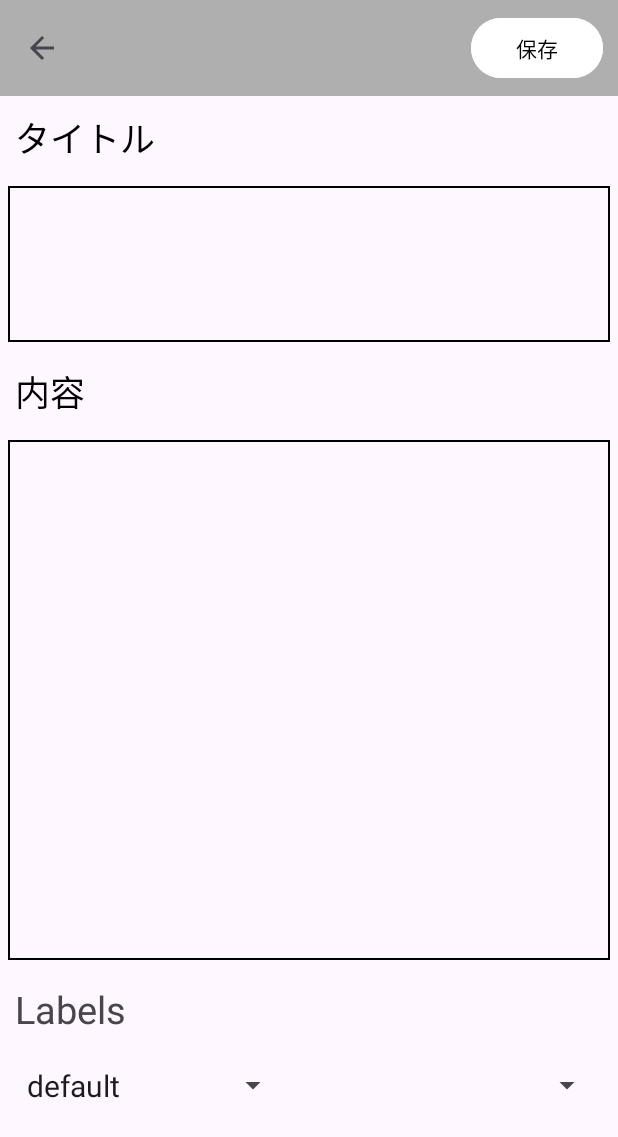
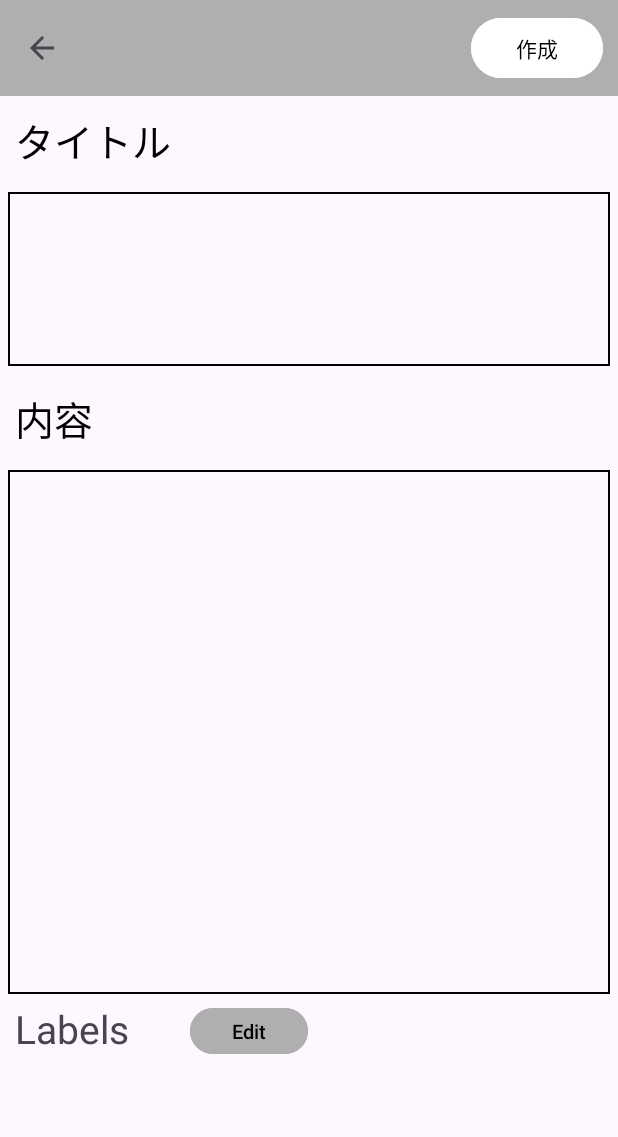
Before and after one commit to Akito626/IssueManager, an Android app: the EditorActivity screen opened directly, with no data from a screen before it, on a phone screen of 412 x 824 dp. Shown: the top 1137 px of the screen. Run offline under Robolectric (Android 15) with nearby library versions, the phone set to English and light mode, and no system bars.

Commit message:
編集画面と閲覧画面のレイアウトを調整しました

```diff
--- a/app/src/main/java/com/alha_app/issuemanager/EditorActivity.java
+++ b/app/src/main/java/com/alha_app/issuemanager/EditorActivity.java
@@ -9,6 +9,8 @@ import android.view.MenuItem;
 import android.widget.ArrayAdapter;
 import android.widget.Button;
 import android.widget.EditText;
+import android.widget.LinearLayout;
+import android.widget.PopupMenu;
 import android.widget.Spinner;
 import android.widget.TextView;
 import android.widget.Toast;
@@ -16,6 +18,8 @@ import android.widget.Toast;
 import com.alha_app.issuemanager.model.IssueJson;
 import com.fasterxml.jackson.databind.JsonNode;
 import com.fasterxml.jackson.databind.ObjectMapper;
+
+import org.w3c.dom.Text;
 
 import java.io.IOException;
 import java.util.HashMap;
@@ -39,6 +43,7 @@ public class EditorActivity extends AppCompatActivity {
     private String issueNumber;
     private String issueLabel;
 
+    private Spinner labelsSpinner;
     private Handler handler;
     @Override
     protected void onCreate(Bundle savedInstanceState) {
@@ -61,38 +66,6 @@ public class EditorActivity extends AppCompatActivity {
         getSupportActionBar().setDisplayShowTitleEnabled(false);
         getSupportActionBar().setDisplayHomeAsUpEnabled(true);
 
-        Spinner labelsSpinner = findViewById(R.id.labels_spinner);
-        ArrayAdapter<String> adapter = new ArrayAdapter<>(
-                this,
-                R.layout.spinner_item,
-                getResources().getStringArray(R.array.labels)
-        );
-        adapter.setDropDownViewResource(R.layout.spinner_item);
-        labelsSpinner.setAdapter(adapter);
-        switch (issueLabel){
-            case "default":
-                labelsSpinner.setSelection(0);
-                break;
-            case "bug":
-                labelsSpinner.setSelection(1);
-                break;
-            case "duplicate":
-                labelsSpinner.setSelection(2);
-                break;
-            case "enhancement":
-                labelsSpinner.setSelection(3);
-                break;
-            case "invalid":
-                labelsSpinner.setSelection(4);
-                break;
-            case "question":
-                labelsSpinner.setSelection(5);
-                break;
-            case "wontfix":
-                labelsSpinner.setSelection(6);
-                break;
-        }
-
         handler = new Handler();
 
         titleText = findViewById(R.id.title_text);
@@ -106,6 +79,10 @@ public class EditorActivity extends AppCompatActivity {
             new Thread(() -> {
                 addIssue();
             }).start();
+        });
+
+        Button labelButton = findViewById(R.id.label_button);
+        labelButton.setOnClickListener(view -> {
         });
     }
 
--- a/app/src/main/java/com/alha_app/issuemanager/IssueManager.java
+++ b/app/src/main/java/com/alha_app/issuemanager/IssueManager.java
@@ -22,21 +22,21 @@ public class IssueManager extends Application {
     public String getToken() {
         if(token == null) {
             SharedPreferences preferences = getSharedPreferences("prefData", MODE_PRIVATE);
-            token = preferences.getString("token", null);
+            token = preferences.getString("token", "");
         }
         return token;
     }
     public String getOwner() {
         if(owner == null) {
             SharedPreferences preferences = getSharedPreferences("prefData", MODE_PRIVATE);
-            owner = preferences.getString("owner", null);
+            owner = preferences.getString("owner", "");
         }
         return owner;
     }
     public String getRepo() {
         if(repo == null) {
             SharedPreferences preferences = getSharedPreferences("prefData", MODE_PRIVATE);
-            repo = preferences.getString("repo", null);
+            repo = preferences.getString("repo", "");
         }
         return repo;
     }
--- a/app/src/main/res/layout/activity_editor.xml
+++ b/app/src/main/res/layout/activity_editor.xml
@@ -18,7 +18,7 @@
             android:layout_width="wrap_content"
             android:layout_height="wrap_content"
             android:backgroundTint="@color/white"
-            android:text="保存"
+            android:text="作成"
             android:textColor="@color/black"
             android:layout_gravity="right"
             android:layout_marginEnd="10dp"/>
@@ -62,7 +62,7 @@
     <FrameLayout
         android:layout_width="match_parent"
         android:layout_height="0dp"
-        android:layout_weight="0.5"
+        android:layout_weight="0.45"
         android:background="@drawable/border"
         android:layout_margin="5dp">
 
@@ -77,53 +77,52 @@
     </FrameLayout>
 
     <LinearLayout
+        android:id="@+id/labels_layout"
         android:layout_width="match_parent"
         android:layout_height="0dp"
         android:layout_weight="0.05"
         android:orientation="horizontal"
-        android:layout_margin="10dp">
+        android:layout_marginStart="10dp"
+        android:layout_marginEnd="10dp">
 
         <TextView
             android:layout_width="0dp"
             android:layout_height="match_parent"
-            android:layout_weight="0.5"
+            android:layout_weight="0.2"
             android:autoSizeTextType="uniform"
             android:text="Labels"/>
-
-        <TextView
-            android:layout_width="0dp"
-            android:layout_height="match_parent"
-            android:layout_weight="0.5"
-            android:autoSizeTextType="uniform"
-            android:text=""/>
-    </LinearLayout>
-
-    <LinearLayout
-        android:layout_width="match_parent"
-        android:layout_height="0dp"
-        android:layout_weight="0.04"
-        android:orientation="horizontal"
-        android:layout_margin="10dp">
-
-        <Spinner
-            android:id="@+id/labels_spinner"
-            android:layout_width="0dp"
-            android:layout_height="match_parent"
-            android:layout_weight="0.42" />
 
         <Space
             android:layout_width="0dp"
             android:layout_height="match_parent"
-            android:layout_weight="0.06"/>
+            android:layout_weight="0.1"/>
 
-        <Spinner
+        <Button
+            android:id="@+id/label_button"
             android:layout_width="0dp"
             android:layout_height="match_parent"
-            android:layout_weight="0.42" />
+            android:layout_weight="0.2"
+            android:text="Edit"
+            android:autoSizeTextType="uniform"
+            android:textColor="@color/black"
+            android:backgroundTint="#afafb0" />
+
+        <Space
+            android:layout_width="0dp"
+            android:layout_height="match_parent"
+            android:layout_weight="0.5"/>
     </LinearLayout>
 
-    <Space
+    <ScrollView
         android:layout_width="match_parent"
         android:layout_height="0dp"
-        android:layout_weight="0.11"/>
+        android:layout_weight="0.15"
+        android:fillViewport="true">
+
+        <LinearLayout
+            android:id="@+id/labels_list"
+            android:layout_width="match_parent"
+            android:layout_height="match_parent"
+            android:orientation="vertical"/>
+    </ScrollView>
 </LinearLayout>
```
Also changed, not shown: app/src/main/java/com/alha_app/issuemanager/LoginActivity.java (+13 -4 lines), app/src/main/res/layout/activity_viewer.xml (+0 -16 lines). Lines whose indentation alone changed are shown as unchanged.
